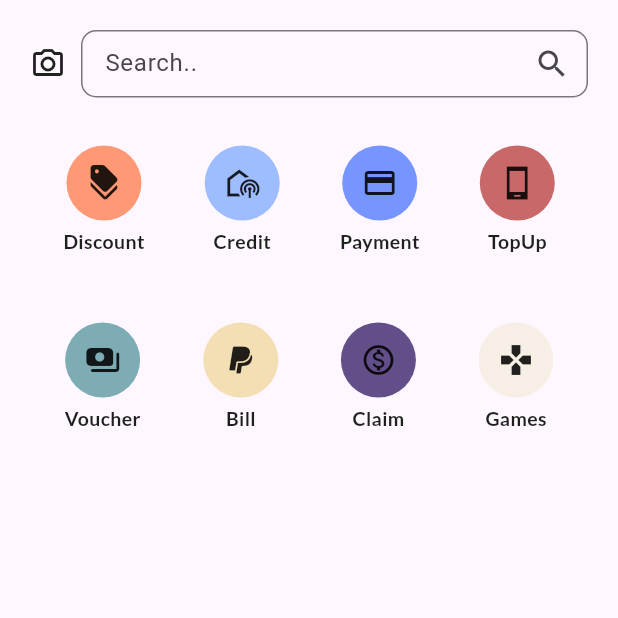
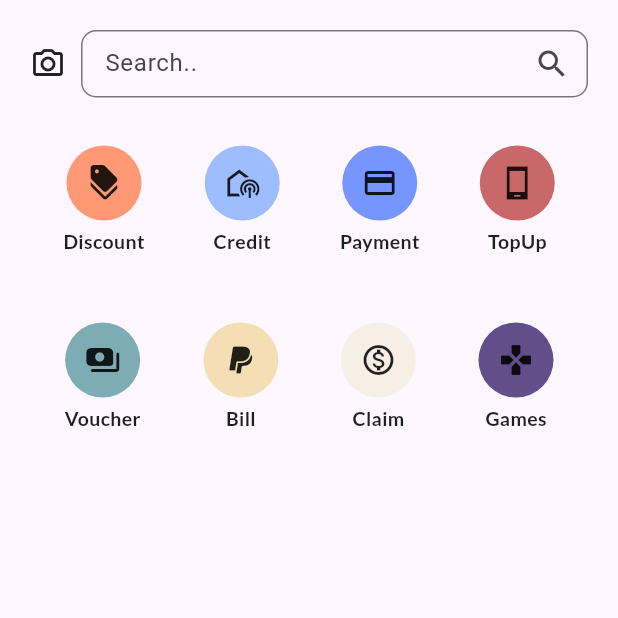
Before and after one commit to kabitacode/flutter_app, a Flutter app: the HomeScreen screen opened directly, on a phone screen of 412 x 824 dp, the top half of it. Run offline on Flutter 3.47's test engine with Material 3 defaults, Android fonts, the phone set to English and light mode, and no system bars; our stand-ins replace google_fonts, lottie, shared_preferences; accounts and stored records are empty.

Commit message:
✨ custom theme

```diff
--- a/lib/screen/home/home_screen.dart
+++ b/lib/screen/home/home_screen.dart
@@ -41,11 +41,12 @@ class _HomeScreenState extends State<HomeScreen> {
                         labelText: "Search..",
                         border: OutlineInputBorder(
                           borderSide:
-                              BorderSide(color: colorTypography, width: 2),
+                              BorderSide(color: AppColors.primary, width: 2),
                           borderRadius: BorderRadius.circular(10),
                         ),
                       ),
-                      style: TextStyle(fontSize: 15, color: colorTypography),
+                      style:
+                          TextStyle(fontSize: 15, color: AppColors.typography),
                     ),
                   )),
                 ],
@@ -58,42 +59,42 @@ class _HomeScreenState extends State<HomeScreen> {
               children: [
                 CustomButtonIcon(
                     icon: Icons.discount,
-                    colorButton: colorOrange,
+                    colorButton: AppColors.orange,
                     onTap: () {},
                     label: "Discount"),
                 CustomButtonIcon(
                     icon: Icons.broadcast_on_personal_outlined,
-                    colorButton: colorPrimary,
+                    colorButton: AppColors.primary,
                     onTap: () {},
                     label: "Credit"),
                 CustomButtonIcon(
                     icon: Icons.payment,
-                    colorButton: colorSecondary,
+                    colorButton: AppColors.secondary,
                     onTap: () {},
                     label: "Payment"),
                 CustomButtonIcon(
                     icon: Icons.phone_android_sharp,
-                    colorButton: colorOther,
+                    colorButton: AppColors.other,
                     onTap: () {},
                     label: "TopUp"),
                 CustomButtonIcon(
                     icon: Icons.payments_rounded,
-                    colorButton: colorOther_1,
+                    colorButton: AppColors.other1,
                     onTap: () {},
                     label: "Voucher"),
                 CustomButtonIcon(
                     icon: Icons.paypal_outlined,
-                    colorButton: colorOther_2,
+                    colorButton: AppColors.other2,
                     onTap: () {},
                     label: "Bill"),
                 CustomButtonIcon(
                     icon: Icons.monetization_on_outlined,
-                    colorButton: colorPurple,
+                    colorButton: AppColors.other3,
                     onTap: () {},
                     label: "Claim"),
                 CustomButtonIcon(
                     icon: Icons.games,
-                    colorButton: colorOther_3,
+                    colorButton: AppColors.purple,
                     onTap: () {},
                     label: "Games"),
               ],
--- a/lib/screen/login/login_screen.dart
+++ b/lib/screen/login/login_screen.dart
@@ -79,7 +79,7 @@ class _LoginScreenState extends State<LoginScreen> {
                 child: Text(
                   'Welcome to Store!',
                   style: GoogleFonts.lato(
-                    color: colorTypography,
+                    color: AppColors.typography,
                     fontSize: 25,
                     fontWeight: FontWeight.w600,
                   ),
@@ -90,7 +90,7 @@ class _LoginScreenState extends State<LoginScreen> {
                 child: Text(
                   'make sure you shop happily!',
                   style: GoogleFonts.openSans(
-                    color: colorTypography,
+                    color: AppColors.typography,
                     fontSize: 18,
                     fontWeight: FontWeight.w300,
                   ),
@@ -100,7 +100,8 @@ class _LoginScreenState extends State<LoginScreen> {
                 controller: _emailController,
                 decoration: InputDecoration(
                     focusedBorder: const OutlineInputBorder(
-                        borderSide: BorderSide(width: 2, color: colorPrimary)),
+                        borderSide:
+                            BorderSide(width: 2, color: AppColors.primary)),
                     border: OutlineInputBorder(
                         borderRadius: BorderRadius.circular(8)),
                     labelText: "Email"),
@@ -110,7 +111,8 @@ class _LoginScreenState extends State<LoginScreen> {
                 controller: _passwordController,
                 decoration: InputDecoration(
                     focusedBorder: const OutlineInputBorder(
-                        borderSide: BorderSide(width: 2, color: colorPrimary)),
+                        borderSide:
+                            BorderSide(width: 2, color: AppColors.primary)),
                     suffixIcon: IconButton(
                         onPressed: () {
                           setState(() {
@@ -135,7 +137,7 @@ class _LoginScreenState extends State<LoginScreen> {
                       child: ElevatedButton(
                           style: ElevatedButton.styleFrom(
                               minimumSize: const Size.fromHeight(45),
-                              backgroundColor: colorSecondary),
+                              backgroundColor: AppColors.secondary),
                           onPressed: () => _login(context),
                           child: Text(
                             "Login",
--- a/lib/utils/theme.dart
+++ b/lib/utils/theme.dart
@@ -1,13 +1,14 @@
 import 'package:flutter/material.dart';
 
-const Color colorPrimary = Color(0xFF9DBDFF);
-const Color colorSecondary = Color(0xFF7695FF);
-const Color colorOrange = Color(0xFFFF9874);
-const Color colorYellow = Color(0xFFFABC3F);
-const Color colorPurple = Color(0xFF624E88);
-const Color colorOther = Color(0xFFC96868);
-const Color colorOther_1 = Color(0xFF7EACB5);
-const Color colorOther_2 = Color(0xFFF4DEB3);
-const Color colorOther_3 = Color(0xFFF7EFE5);
-
-const Color colorTypography = Color(0xFF1E201E);
+class AppColors {
+  static const Color primary = Color(0xFF9DBDFF);
+  static const Color secondary = Color(0xFF7695FF);
+  static const Color orange = Color(0xFFFF9874);
+  static const Color yellow = Color(0xFFFABC3F);
+  static const Color purple = Color(0xFF624E88);
+  static const Color other = Color(0xFFC96868);
+  static const Color other1 = Color(0xFF7EACB5);
+  static const Color other2 = Color(0xFFF4DEB3);
+  static const Color other3 = Color(0xFFF7EFE5);
+  static const Color typography = Color(0xFF1E201E);
+}
--- a/lib/widgets/custom_button_icon.dart
+++ b/lib/widgets/custom_button_icon.dart
@@ -38,7 +38,7 @@ class CustomButtonIcon extends StatelessWidget {
               style: GoogleFonts.lato(
                   fontSize: 13,
                   fontWeight: FontWeight.w600,
-                  color: colorTypography),
+                  color: AppColors.typography),
             )
           ],
         ),
```
